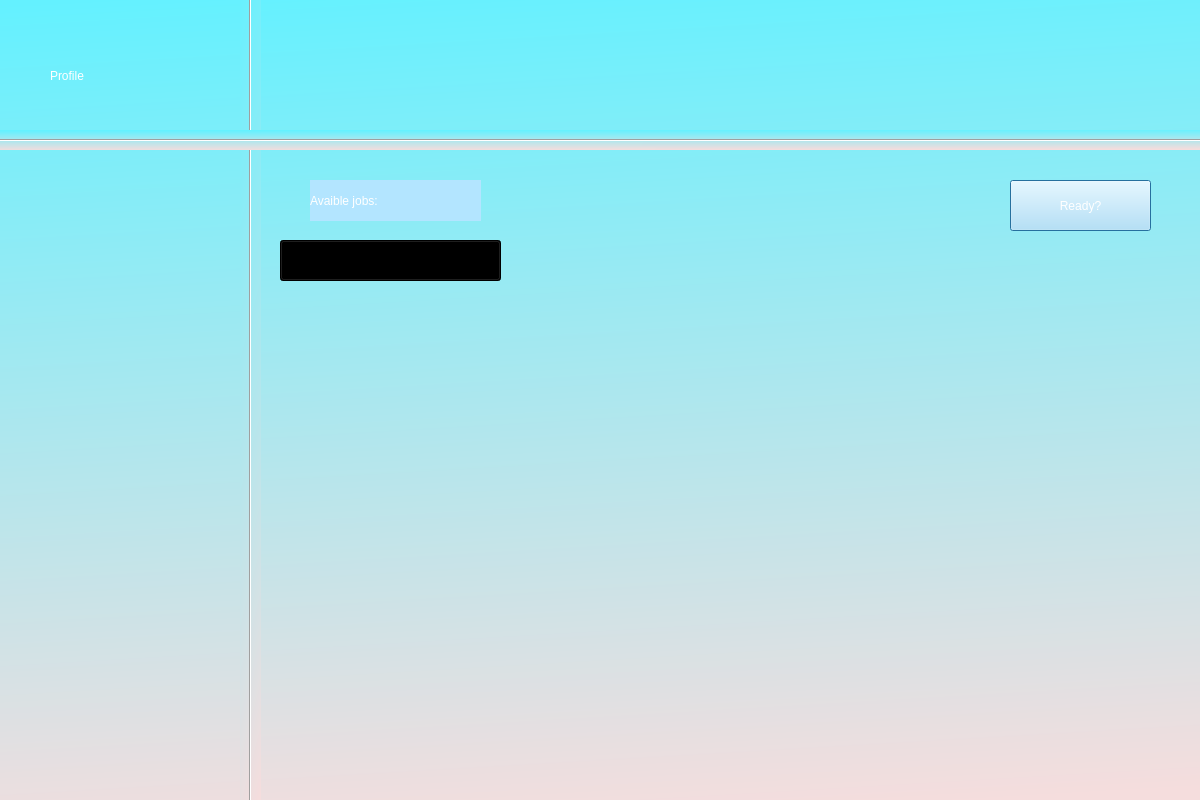
This is QiuzJob-master/Profile.ui in xcWhy/QiuzJob as Qt 5 draws it before an edit. The edited form follows.
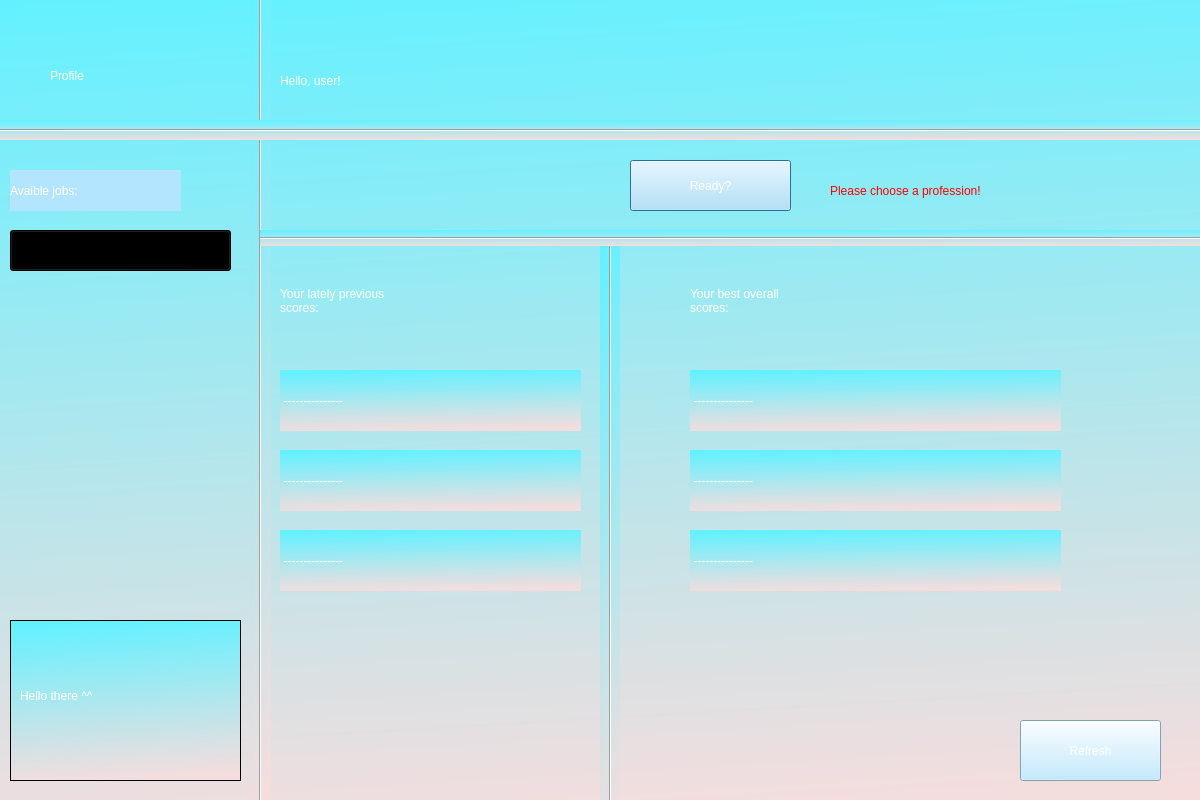
This is the edited form.

Patch:
```diff
--- a/QiuzJob-master/Profile.ui
+++ b/QiuzJob-master/Profile.ui
@@ -25,24 +25,11 @@
    <property name="styleSheet">
     <string notr="true">background-color: qlineargradient(spread:pad, x1:0.426, y1:0.00568182, x2:0.517, y2:1, stop:0 rgba(100, 241, 255, 255), stop:1 rgba(245, 221, 221, 255));</string>
    </property>
-   <widget class="Line" name="line">
+   <widget class="QComboBox" name="theme_box">
     <property name="geometry">
      <rect>
-      <x>290</x>
-      <y>-30</y>
-      <width>21</width>
-      <height>891</height>
-     </rect>
-    </property>
-    <property name="orientation">
-     <enum>Qt::Vertical</enum>
-    </property>
-   </widget>
-   <widget class="QComboBox" name="comboBox">
-    <property name="geometry">
-     <rect>
-      <x>330</x>
-      <y>270</y>
+      <x>60</x>
+      <y>260</y>
       <width>221</width>
       <height>41</height>
      </rect>
@@ -52,6 +39,11 @@
 font: 18pt &quot;MS Shell Dlg 2&quot;;
 background-color: qlineargradient(spread:pad, x1:0.585091, y1:0.619, x2:0.67, y2:1, stop:0.00568182 rgba(161, 206, 245, 178), stop:0.994318 rgba(245, 245, 245, 255));</string>
     </property>
+    <item>
+     <property name="text">
+      <string>---</string>
+     </property>
+    </item>
     <item>
      <property name="text">
       <string>Farmer</string>
@@ -81,8 +73,8 @@
    <widget class="Line" name="line_2">
     <property name="geometry">
      <rect>
-      <x>20</x>
-      <y>160</y>
+      <x>30</x>
+      <y>150</y>
       <width>1261</width>
       <height>20</height>
      </rect>
@@ -112,9 +104,9 @@
    <widget class="QPushButton" name="ButtonReady">
     <property name="geometry">
      <rect>
-      <x>1060</x>
-      <y>210</y>
-      <width>141</width>
+      <x>680</x>
+      <y>190</y>
+      <width>161</width>
       <height>51</height>
      </rect>
     </property>
@@ -130,8 +122,8 @@
    <widget class="QLabel" name="label_2">
     <property name="geometry">
      <rect>
-      <x>360</x>
-      <y>210</y>
+      <x>60</x>
+      <y>200</y>
       <width>171</width>
       <height>41</height>
      </rect>
@@ -145,6 +137,294 @@
      <string>Avaible jobs:</string>
     </property>
    </widget>
+   <widget class="Line" name="line">
+    <property name="geometry">
+     <rect>
+      <x>300</x>
+      <y>10</y>
+      <width>21</width>
+      <height>831</height>
+     </rect>
+    </property>
+    <property name="orientation">
+     <enum>Qt::Vertical</enum>
+    </property>
+   </widget>
+   <widget class="QLabel" name="label_3">
+    <property name="geometry">
+     <rect>
+      <x>330</x>
+      <y>90</y>
+      <width>281</width>
+      <height>41</height>
+     </rect>
+    </property>
+    <property name="styleSheet">
+     <string notr="true">font: 32pt &quot;MS Shell Dlg 2&quot;;
+color: rgb(255, 255, 255);
+background-color: qlineargradient(spread:pad, x1:0.205, y1:0, x2:0.312, y2:1, stop:0 rgba(100, 241, 255, 0), stop:1 rgba(245, 221, 221, 0));</string>
+    </property>
+    <property name="text">
+     <string>Hello, user!</string>
+    </property>
+   </widget>
+   <widget class="Line" name="line_3">
+    <property name="geometry">
+     <rect>
+      <x>310</x>
+      <y>260</y>
+      <width>961</width>
+      <height>16</height>
+     </rect>
+    </property>
+    <property name="orientation">
+     <enum>Qt::Horizontal</enum>
+    </property>
+   </widget>
+   <widget class="QLabel" name="label_4">
+    <property name="geometry">
+     <rect>
+      <x>330</x>
+      <y>300</y>
+      <width>261</width>
+      <height>61</height>
+     </rect>
+    </property>
+    <property name="styleSheet">
+     <string notr="true">font: 20pt &quot;MS Shell Dlg 2&quot;;
+color: rgb(255, 255, 255);
+background-color: qlineargradient(spread:pad, x1:0.205, y1:0, x2:0.312, y2:1, stop:0 rgba(100, 241, 255, 0), stop:1 rgba(245, 221, 221, 0));</string>
+    </property>
+    <property name="text">
+     <string>Your lately previous
+scores:</string>
+    </property>
+   </widget>
+   <widget class="QLabel" name="prevlabel1">
+    <property name="geometry">
+     <rect>
+      <x>330</x>
+      <y>400</y>
+      <width>301</width>
+      <height>61</height>
+     </rect>
+    </property>
+    <property name="styleSheet">
+     <string notr="true">font: 20pt &quot;MS Shell Dlg 2&quot;;
+color: rgb(255, 255, 255);
+</string>
+    </property>
+    <property name="text">
+     <string> ---------------</string>
+    </property>
+   </widget>
+   <widget class="QLabel" name="prevlabel2">
+    <property name="geometry">
+     <rect>
+      <x>330</x>
+      <y>480</y>
+      <width>301</width>
+      <height>61</height>
+     </rect>
+    </property>
+    <property name="styleSheet">
+     <string notr="true">font: 20pt &quot;MS Shell Dlg 2&quot;;
+color: rgb(255, 255, 255);
+</string>
+    </property>
+    <property name="text">
+     <string> ---------------</string>
+    </property>
+   </widget>
+   <widget class="QLabel" name="prevlabel3">
+    <property name="geometry">
+     <rect>
+      <x>330</x>
+      <y>560</y>
+      <width>301</width>
+      <height>61</height>
+     </rect>
+    </property>
+    <property name="styleSheet">
+     <string notr="true">font: 20pt &quot;MS Shell Dlg 2&quot;;
+color: rgb(255, 255, 255);
+</string>
+    </property>
+    <property name="text">
+     <string> ---------------</string>
+    </property>
+   </widget>
+   <widget class="QLabel" name="bestlabel2">
+    <property name="geometry">
+     <rect>
+      <x>740</x>
+      <y>480</y>
+      <width>371</width>
+      <height>61</height>
+     </rect>
+    </property>
+    <property name="styleSheet">
+     <string notr="true">font: 20pt &quot;MS Shell Dlg 2&quot;;
+color: rgb(255, 255, 255);
+</string>
+    </property>
+    <property name="text">
+     <string> ---------------</string>
+    </property>
+   </widget>
+   <widget class="QLabel" name="bestlabel3">
+    <property name="geometry">
+     <rect>
+      <x>740</x>
+      <y>560</y>
+      <width>371</width>
+      <height>61</height>
+     </rect>
+    </property>
+    <property name="styleSheet">
+     <string notr="true">font: 20pt &quot;MS Shell Dlg 2&quot;;
+color: rgb(255, 255, 255);
+</string>
+    </property>
+    <property name="text">
+     <string> ---------------</string>
+    </property>
+   </widget>
+   <widget class="QLabel" name="bestlabel1">
+    <property name="geometry">
+     <rect>
+      <x>740</x>
+      <y>400</y>
+      <width>371</width>
+      <height>61</height>
+     </rect>
+    </property>
+    <property name="styleSheet">
+     <string notr="true">font: 20pt &quot;MS Shell Dlg 2&quot;;
+color: rgb(255, 255, 255);
+</string>
+    </property>
+    <property name="text">
+     <string> ---------------</string>
+    </property>
+   </widget>
+   <widget class="QLabel" name="label_11">
+    <property name="geometry">
+     <rect>
+      <x>740</x>
+      <y>300</y>
+      <width>261</width>
+      <height>61</height>
+     </rect>
+    </property>
+    <property name="styleSheet">
+     <string notr="true">font: 20pt &quot;MS Shell Dlg 2&quot;;
+color: rgb(255, 255, 255);
+background-color: qlineargradient(spread:pad, x1:0.205, y1:0, x2:0.312, y2:1, stop:0 rgba(100, 241, 255, 0), stop:1 rgba(245, 221, 221, 0));</string>
+    </property>
+    <property name="text">
+     <string>Your best overall 
+scores:</string>
+    </property>
+   </widget>
+   <widget class="Line" name="line_4">
+    <property name="geometry">
+     <rect>
+      <x>650</x>
+      <y>270</y>
+      <width>20</width>
+      <height>611</height>
+     </rect>
+    </property>
+    <property name="orientation">
+     <enum>Qt::Vertical</enum>
+    </property>
+   </widget>
+   <widget class="QPushButton" name="refresh_btn">
+    <property name="geometry">
+     <rect>
+      <x>1070</x>
+      <y>750</y>
+      <width>141</width>
+      <height>61</height>
+     </rect>
+    </property>
+    <property name="styleSheet">
+     <string notr="true">font: 24pt &quot;MS Shell Dlg 2&quot;;
+color: rgb(255, 255, 255);
+background-color: rgb(179, 229, 255);</string>
+    </property>
+    <property name="text">
+     <string>Refresh</string>
+    </property>
+   </widget>
+   <widget class="QListView" name="listView">
+    <property name="geometry">
+     <rect>
+      <x>60</x>
+      <y>650</y>
+      <width>231</width>
+      <height>161</height>
+     </rect>
+    </property>
+   </widget>
+   <widget class="QLabel" name="warning_label">
+    <property name="geometry">
+     <rect>
+      <x>880</x>
+      <y>200</y>
+      <width>201</width>
+      <height>41</height>
+     </rect>
+    </property>
+    <property name="styleSheet">
+     <string notr="true">font: 12pt &quot;MS Shell Dlg 2&quot;;
+color: rgb(255, 0, 0);
+background-color: qlineargradient(spread:pad, x1:0.205, y1:0, x2:0.312, y2:1, stop:0 rgba(100, 241, 255, 0), stop:1 rgba(245, 221, 221, 0));</string>
+    </property>
+    <property name="text">
+     <string>Please choose a profession!</string>
+    </property>
+   </widget>
+   <widget class="QLabel" name="label_5">
+    <property name="geometry">
+     <rect>
+      <x>70</x>
+      <y>690</y>
+      <width>211</width>
+      <height>71</height>
+     </rect>
+    </property>
+    <property name="styleSheet">
+     <string notr="true">font: 24pt &quot;MS Shell Dlg 2&quot;;
+color: rgb(255, 255, 255);
+background-color: qlineargradient(spread:pad, x1:0.205, y1:0, x2:0.312, y2:1, stop:0 rgba(100, 241, 255, 0), stop:1 rgba(245, 221, 221, 0));</string>
+    </property>
+    <property name="text">
+     <string>Hello there ^^</string>
+    </property>
+   </widget>
+   <zorder>line_4</zorder>
+   <zorder>theme_box</zorder>
+   <zorder>label</zorder>
+   <zorder>ButtonReady</zorder>
+   <zorder>label_2</zorder>
+   <zorder>line</zorder>
+   <zorder>line_2</zorder>
+   <zorder>label_3</zorder>
+   <zorder>line_3</zorder>
+   <zorder>label_4</zorder>
+   <zorder>prevlabel1</zorder>
+   <zorder>prevlabel2</zorder>
+   <zorder>prevlabel3</zorder>
+   <zorder>bestlabel2</zorder>
+   <zorder>bestlabel3</zorder>
+   <zorder>bestlabel1</zorder>
+   <zorder>label_11</zorder>
+   <zorder>refresh_btn</zorder>
+   <zorder>listView</zorder>
+   <zorder>warning_label</zorder>
+   <zorder>label_5</zorder>
   </widget>
  </widget>
  <resources/>
```
